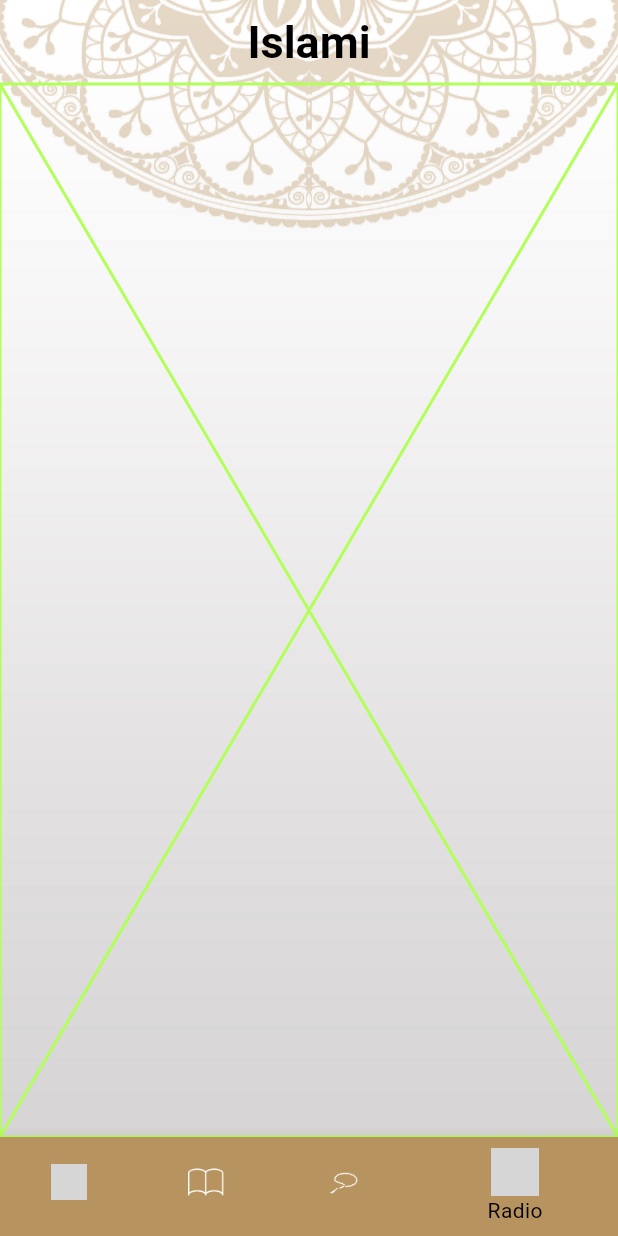
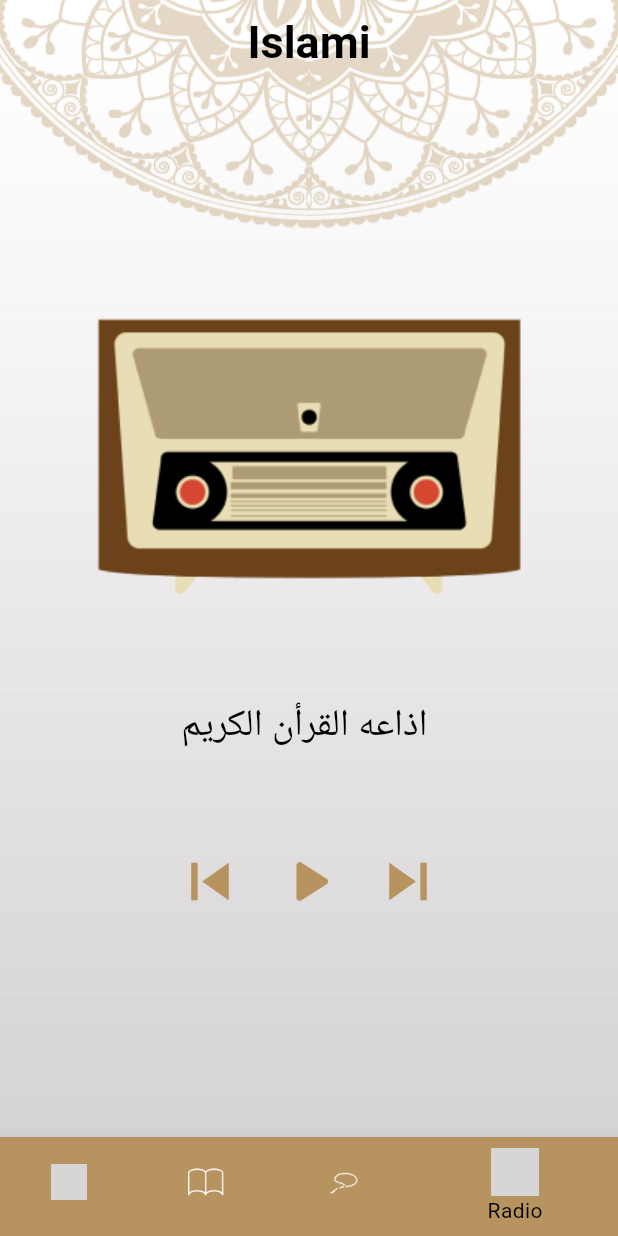
Before and after one commit to mohamednabiltraining/Islami-c10, a Flutter app: the screen it shows after launch, item 4 of the bottom bar chosen, on a phone screen of 412 x 824 dp. Run offline on Flutter 3.47's test engine with Material 3 defaults, Android fonts, the light colour scheme and no system bars; grey boxes are pictures that could not be loaded.

Commit message:
+ Sebha tab + Radio tab

```diff
--- a/lib/main.dart
+++ b/lib/main.dart
@@ -40,6 +40,16 @@ class MyApp extends StatelessWidget {
           primary: Color(0xFFB7935F),
         ),
         useMaterial3: true,
+        iconTheme: IconThemeData(
+          color: Color(0xFFB7935F),
+          size:50,
+        ),
+        textTheme: TextTheme(
+          titleMedium: TextStyle(
+            color: Colors.black,
+            fontSize: 25,
+          ),
+        )
       ),
       initialRoute: SplashScreen.routeName,
       routes: {
--- a/lib/ui/homeScreen/radio/RadioTab.dart
+++ b/lib/ui/homeScreen/radio/RadioTab.dart
@@ -5,8 +5,35 @@ class RadioTab extends StatelessWidget {
 
   @override
   Widget build(BuildContext context) {
-    return const Placeholder(
-      color: Colors.lightGreenAccent,
+    return Column(
+      mainAxisAlignment: MainAxisAlignment.center,
+      children: [
+        Image.asset('assets/images/radioLogo.png'),
+        Padding(
+          padding: const EdgeInsets.all(50),
+          child: Text(
+            'اذاعه القرأن الكريم ',
+            style: Theme.of(context).textTheme.titleMedium,
+          ),
+        ),
+        Row(
+          mainAxisAlignment: MainAxisAlignment.center,
+          children: [
+            IconButton(
+              onPressed: () {},
+              icon: Icon(Icons.skip_previous),
+            ),
+            IconButton(
+              onPressed: () {},
+              icon: Icon(Icons.play_arrow_rounded),
+            ),
+            IconButton(
+              onPressed: () {},
+              icon: Icon(Icons.skip_next),
+            ),
+          ],
+        )
+      ],
     );
   }
 }
```
Also changed, not shown: lib/ui/homeScreen/tasbeh/TasbehTab.dart (+72 -4 lines), lib/ui/homeScreen/tasbeh/TextItem.dart (added, +23 -0 lines), assets/images/body of seb7a.png (added), assets/images/head of seb7a.png (added), assets/images/radioLogo.png (added), 6 other files.
